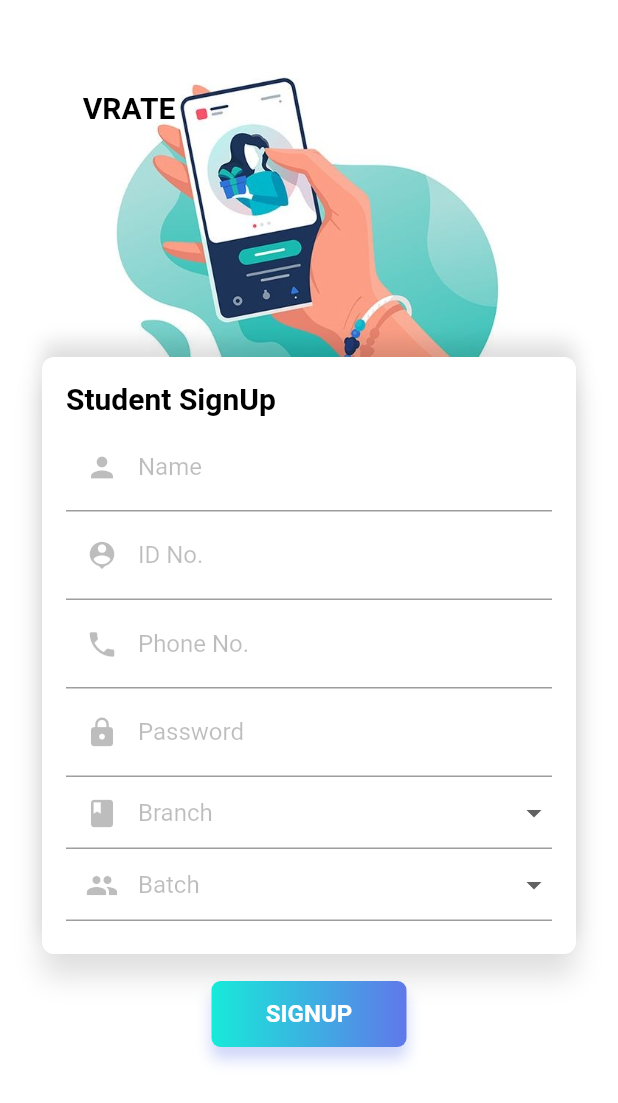
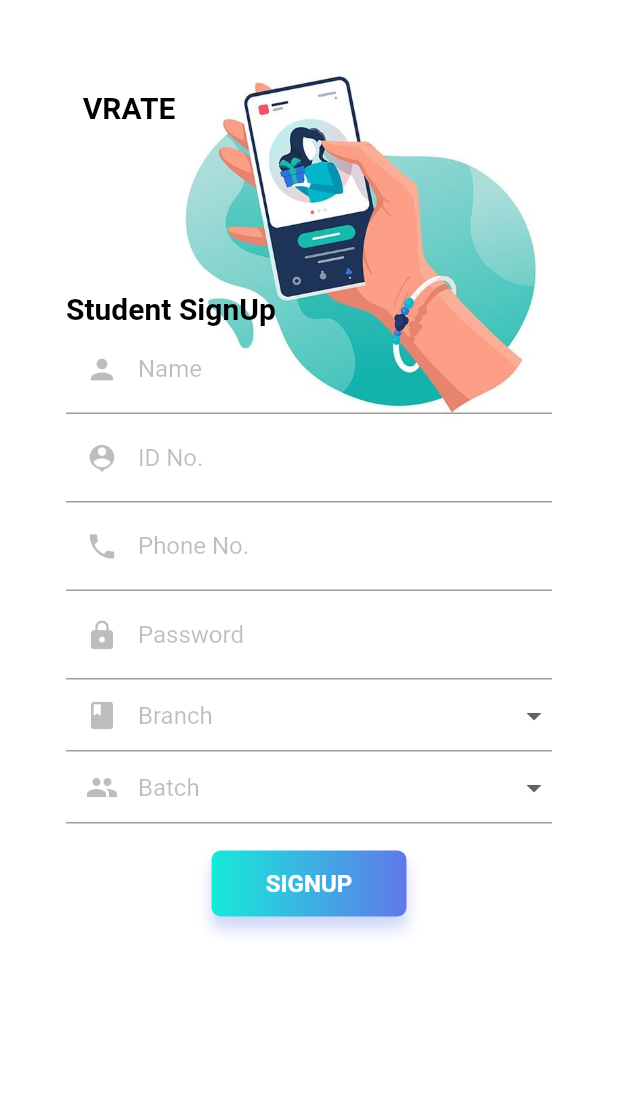
Before and after one commit to sidhya3112/VRATE, a Flutter app: the StudentSignUp screen opened directly, on a phone screen of 412 x 824 dp. Shown: the top 1103 px of the screen. Run offline on Flutter 3.47's test engine with Material 2 defaults, Android fonts, the light colour scheme and no system bars; our stand-ins replace cloud_firestore, firebase_auth, google_fonts, liquid_swipe; missing offline and left inert: multiselect_formfield; accounts and stored records are empty; Roboto replaces fonts that are missing (Alice, Average).

Commit message:
VRATE APP

```diff
--- a/lib/studentsignup.dart
+++ b/lib/studentsignup.dart
@@ -1,5 +1,6 @@
 import 'package:flutter/material.dart';
 import 'package:google_fonts/google_fonts.dart';
+import 'package:multiselect_formfield/multiselect_formfield.dart';
 import 'welcome.dart';
 
 class StudentSignUp extends StatefulWidget {
@@ -14,11 +15,11 @@ class _StudentSignUpState extends State<StudentSignUp> {
   static const TextStyle Black20Style = TextStyle(
       fontSize: 20.0, color: Colors.black, fontWeight: FontWeight.bold);
 
+  List<String> _batch = ['Batch 1', 'Batch 2', 'Batch 3', 'Batch 4', 'Batch 5','Batch 6'];
+  String _selectedBatch;
+
   List<String> _branch = ['CS', 'IT', 'EXTC', 'Electronics', 'Electrical','Mechanical','Civil','Production', 'Textile'];
   String _selectedBranch;
-
-  List<String> _batch = ['Batch 1', 'Batch 2', 'Batch 3', 'Batch 4', 'Batch 5', 'Batch 6'];
-  String _selectedBatch;
 
   @override
   Widget build(BuildContext context) {
@@ -32,7 +33,7 @@ class _StudentSignUpState extends State<StudentSignUp> {
             crossAxisAlignment: CrossAxisAlignment.end,
             children: <Widget>[
               Padding(
-                padding: EdgeInsets.only(top: 40.0, left: 30, right: 20),
+                padding: EdgeInsets.only(top: 40.0, left: 80),
                 child: Image.asset(
                   "images/signup.jpg",
                 ),
@@ -51,36 +52,17 @@ class _StudentSignUpState extends State<StudentSignUp> {
                       style: GoogleFonts.alice(textStyle: Black20Style),
                     ),
                   ),
-                  SizedBox(height: 155),
-                  Container(
-                    width: double.infinity,
-                    height: 398,
-                    decoration: BoxDecoration(
-                      color: Colors.white,
-                      borderRadius: BorderRadius.circular(8.0),
-                      boxShadow: [
-                        BoxShadow(
-                            color: Colors.black12,
-                            offset: Offset(0.0, 15.0),
-                            blurRadius: 15.0),
-                        BoxShadow(
-                            color: Colors.black12,
-                            offset: Offset(0.0, -10.0),
-                            blurRadius: 10.0),
-                      ],
-                    ),
-                    child: Padding(
+                  SizedBox(height: 95),
+                  Padding(
                     padding:
                     EdgeInsets.only(left: 16.0, right: 16.0, top: 16.0),
+                    child: Form(
                       child: Column(
                         crossAxisAlignment: CrossAxisAlignment.start,
                         children: <Widget>[
                           Text(
                             "Student SignUp",
                             style: GoogleFonts.alice(textStyle: Black20Style),
-                          ),
-                          SizedBox(
-                            height: 5.0,
                           ),
                           TextFormField(
                             decoration: InputDecoration(
@@ -133,11 +115,11 @@ class _StudentSignUpState extends State<StudentSignUp> {
                           ),
                           DropdownButtonFormField(
                             decoration: InputDecoration(
-                                  prefixIcon: Icon(Icons.book,
+                              prefixIcon:  Icon(Icons.book,
                                   size: 22.0,
                                   color: Colors.black26),
                             ),
-                                hint: Text('Branch                                       ',
+                            hint: Text('Branch',
                               style: TextStyle(
                                   color: Colors.black26, fontSize: 16.0), ),
                             value: _selectedBranch,
@@ -155,11 +137,11 @@ class _StudentSignUpState extends State<StudentSignUp> {
                           ),
                           DropdownButtonFormField(
                             decoration: InputDecoration(
-                                  prefixIcon: Icon(Icons.people,
+                              prefixIcon:  Icon(Icons.people,
                                   size: 22.0,
                                   color: Colors.black26),
                             ),
-                                hint: Text('Batch                                         ',
+                            hint: Text('Batch',
                               style: TextStyle(
                                   color: Colors.black26, fontSize: 16.0), ),
                             value: _selectedBatch,
@@ -175,6 +157,7 @@ class _StudentSignUpState extends State<StudentSignUp> {
                               );
                             }).toList(),
                           ),
+
                         ],
                       ),
                     ),
```
Also changed, not shown: lib/services/auth_service.dart (+11 -9 lines). Lines whose indentation alone changed are shown as unchanged.
